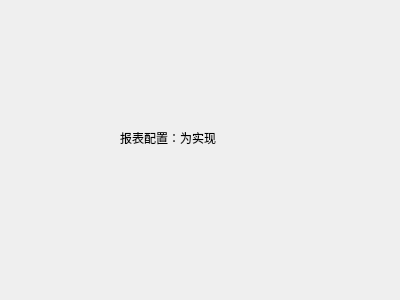
Old version of the form forms/apcreport.ui in the repository wangkungit5905/PzAssistant.
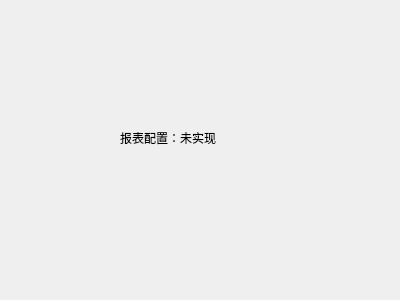
New version of the form.

The edit to the form file:
```diff
--- a/forms/apcreport.ui
+++ b/forms/apcreport.ui
@@ -23,7 +23,7 @@
     </rect>
    </property>
    <property name="text">
-    <string>报表配置：为实现</string>
+    <string>报表配置：未实现</string>
    </property>
   </widget>
  </widget>
```
